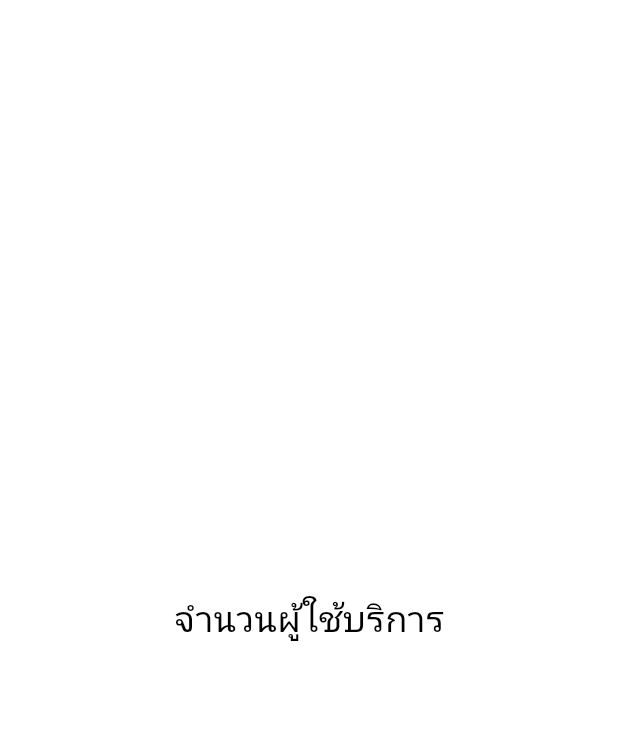
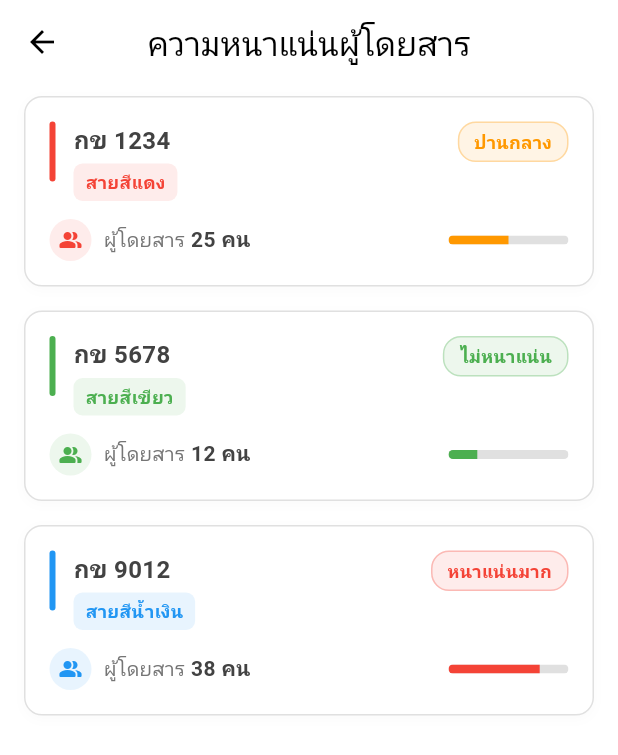
Before and after one commit to ackfort/psu_bus, a Flutter app: the PassengerDensityScreen screen opened directly, on a phone screen of 412 x 824 dp. Shown: the top 755 px of the screen. Run offline on Flutter 3.47's test engine with Material 3 defaults, Android fonts, the light colour scheme and no system bars; our stand-ins replace geolocator, google_maps_flutter.

Commit message:
model + mock_up_database

```diff
--- /dev/null
+++ b/lib/components/bus_density_card.dart
@@ -0,0 +1,180 @@
+import 'package:flutter/material.dart';
+import '../models/bus.dart';
+
+class BusDensityCard extends StatelessWidget {
+  final Bus bus;
+  final bool isSelected;
+  final VoidCallback? onTap;
+
+  const BusDensityCard({
+    super.key,
+    required this.bus,
+    this.isSelected = false,
+    this.onTap,
+  });
+
+  @override
+  Widget build(BuildContext context) {
+    final bool isDarkMode = Theme.of(context).brightness == Brightness.dark;
+    final Color cardColor = isDarkMode ? Colors.grey.shade900 : Colors.white;
+    final Color borderColor = isSelected
+        ? bus.lineColor
+        : isDarkMode ? Colors.grey.shade700 : Colors.grey.shade300;
+    final Color textColor = isDarkMode ? Colors.white : Colors.grey.shade800;
+
+    return Padding(
+      // เพิ่ม Padding รอบการ์ดเพื่อให้ห่างจากขอบ
+      padding: const EdgeInsets.symmetric(horizontal: 16.0, vertical: 8.0),
+      child: GestureDetector(
+        onTap: onTap,
+        child: AnimatedContainer(
+          duration: const Duration(milliseconds: 200),
+          padding: const EdgeInsets.all(16),
+          decoration: BoxDecoration(
+            color: cardColor,
+            borderRadius: BorderRadius.circular(12),
+            border: Border.all(
+              color: borderColor,
+              width: isSelected ? 1.5 : 1,
+            ),
+            boxShadow: [
+              if (!isDarkMode)
+                BoxShadow(
+                  color: Colors.grey.withOpacity(isSelected ? 0.1 : 0.05),
+                  blurRadius: 6,
+                  offset: const Offset(0, 2),
+                ),
+            ],
+          ),
+          child: Column(
+            crossAxisAlignment: CrossAxisAlignment.start,
+            children: [
+              // Header row with bus info
+              Row(
+                crossAxisAlignment: CrossAxisAlignment.start,
+                children: [
+                  // Bus line indicator
+                  Container(
+                    width: 4,
+                    height: 40,
+                    margin: const EdgeInsets.only(right: 12),
+                    decoration: BoxDecoration(
+                      color: bus.lineColor,
+                      borderRadius: BorderRadius.circular(2),
+                    ),
+                  ),
+
+                  // Bus info
+                  Expanded(
+                    child: Column(
+                      crossAxisAlignment: CrossAxisAlignment.start,
+                      children: [
+                        Text(
+                          bus.busName,
+                          style: TextStyle(
+                            fontSize: 16,
+                            fontWeight: FontWeight.bold,
+                            color: textColor,
+                          ),
+                        ),
+                        const SizedBox(height: 4),
+                        Container(
+                          padding: const EdgeInsets.symmetric(horizontal: 8, vertical: 4),
+                          decoration: BoxDecoration(
+                            color: bus.lineColor.withOpacity(0.1),
+                            borderRadius: BorderRadius.circular(6),
+                          ),
+                          child: Text(
+                            bus.lineName,
+                            style: TextStyle(
+                              fontSize: 12,
+                              color: bus.lineColor,
+                              fontWeight: FontWeight.w600,
+                            ),
+                          ),
+                        ),
+                      ],
+                    ),
+                  ),
+
+                  // Status indicator
+                  Container(
+                    padding: const EdgeInsets.symmetric(horizontal: 10, vertical: 4),
+                    decoration: BoxDecoration(
+                      color: bus.statusColor.withOpacity(0.1),
+                      borderRadius: BorderRadius.circular(12),
+                      border: Border.all(
+                        color: bus.statusColor.withOpacity(0.3),
+                        width: 1,
+                      ),
+                    ),
+                    child: Text(
+                      bus.status,
+                      style: TextStyle(
+                        color: bus.statusColor,
+                        fontWeight: FontWeight.w600,
+                        fontSize: 12,
+                      ),
+                    ),
+                  ),
+                ],
+              ),
+
+              const SizedBox(height: 12),
+
+              // Passenger info with visual indicator
+              Row(
+                children: [
+                  Container(
+                    padding: const EdgeInsets.all(6),
+                    decoration: BoxDecoration(
+                      color: bus.lineColor.withOpacity(0.1),
+                      shape: BoxShape.circle,
+                    ),
+                    child: Icon(
+                      Icons.people_alt_rounded,
+                      size: 16,
+                      color: bus.lineColor,
+                    ),
+                  ),
+                  const SizedBox(width: 8),
+                  Text(
+                    'ผู้โดยสาร',
+                    style: TextStyle(
+                      fontSize: 13,
+                      color: Colors.grey.shade600,
+                    ),
+                  ),
+                  const SizedBox(width: 4),
+                  Text(
+                    '${bus.passengerCount} คน',
+                    style: TextStyle(
+                      fontSize: 14,
+                      fontWeight: FontWeight.w600,
+                      color: textColor,
+                    ),
+                  ),
+                  const Spacer(),
+                  // Passenger density indicator
+                  SizedBox(
+                    width: 80,
+                    height: 6,
+                    child: ClipRRect(
+                      borderRadius: BorderRadius.circular(3),
+                      child: LinearProgressIndicator(
+                        value: bus.passengerCount / 50, // Assume max 50 passengers
+                        backgroundColor: Colors.grey.shade300,
+                        color: bus.statusColor,
+                        minHeight: 6,
+                      ),
+                    ),
+                  ),
+                ],
+              ),
+            ],
+          ),
+        ),
+      ),
+    );
+  }
+}
--- /dev/null
+++ b/lib/mock_data/bus_mock_data.dart
@@ -0,0 +1,30 @@
+import '../models/bus.dart';
+
+class BusMockData {
+  static const List<Bus> buses = [
+    Bus(
+      busId: 'bus001',
+      busName: 'กข 1234',
+      latitude: 13.7563,
+      longitude: 100.5018,
+      passengerCount: 25,
+      busLine: 'red',
+    ),
+    Bus(
+      busId: 'bus002',
+      busName: 'กข 5678',
+      latitude: 13.7462,
+      longitude: 100.5341,
+      passengerCount: 12,
+      busLine: 'green',
+    ),
+    Bus(
+      busId: 'bus003',
+      busName: 'กข 9012',
+      latitude: 13.7365,
+      longitude: 100.5601,
+      passengerCount: 38,
+      busLine: 'blue',
+    ),
+  ];
+}
--- /dev/null
+++ b/lib/models/bus.dart
@@ -0,0 +1,71 @@
+import 'package:flutter/material.dart';
+
+class Bus {
+  final String busId;
+  final String busName;
+  final double latitude;
+  final double longitude;
+  final int passengerCount;
+  final String busLine; // 'green', 'red', 'blue'
+
+  const Bus({
+    required this.busId,
+    required this.busName,
+    required this.latitude,
+    required this.longitude,
+    required this.passengerCount,
+    required this.busLine,
+  });
+
+  // ตัวช่วยสำหรับแปลงจาก Firestore
+  factory Bus.fromFirestore(Map<String, dynamic> data) {
+    return Bus(
+      busId: data['bus_id'] ?? '',
+      busName: data['bus_name'] ?? '',
+      latitude: (data['latitude'] as num?)?.toDouble() ?? 0.0,
+      longitude: (data['longitude'] as num?)?.toDouble() ?? 0.0,
+      passengerCount: data['passenger_count'] ?? 0,
+      busLine: data['bus_line'] ?? 'green',
+    );
+  }
+
+  // สีของสายรถตาม busLine
+  Color get lineColor {
+    switch (busLine) {
+      case 'red':
+        return Colors.red;
+      case 'blue':
+        return Colors.blue;
+      case 'green':
+      default:
+        return Colors.green;
+    }
+  }
+
+    // ชื่อสายรถแบบเต็ม
+  String get lineName {
+    switch (busLine) {
+      case 'red':
+        return 'สายสีแดง';
+      case 'blue':
+        return 'สายสีน้ำเงิน';
+      case 'green':
+      default:
+        return 'สายสีเขียว';
+    }
+  }
+
+  // คำนวณสถานะความหนาแน่น
+  String get status {
+    if (passengerCount > 25) return 'หนาแน่นมาก';
+    if (passengerCount > 15) return 'ปานกลาง';
+    return 'ไม่หนาแน่น';
+  }
+
+  // สีสถานะตามจำนวนผู้โดยสาร
+  Color get statusColor {
+    if (passengerCount > 25) return Colors.red;
+    if (passengerCount > 15) return Colors.orange;
+    return Colors.green;
+  }
+}
--- a/lib/screens/passenger_density_screen.dart
+++ b/lib/screens/passenger_density_screen.dart
@@ -1,4 +1,6 @@
 import 'package:flutter/material.dart';
+import '../components/bus_density_card.dart';
+import '../mock_data/bus_mock_data.dart';
 
 class PassengerDensityScreen extends StatelessWidget {
   const PassengerDensityScreen({super.key});
@@ -6,8 +8,14 @@ class PassengerDensityScreen extends StatelessWidget {
   @override
   Widget build(BuildContext context) {
     return Scaffold(
-      body: Center(
-        child: Text('จำนวนผู้ใช้บริการ', style: TextStyle(fontSize: 24)),
+      appBar: AppBar(
+        title: const Text('ความหนาแน่นผู้โดยสาร'),
+      ),
+      body: ListView.builder(
+        itemCount: BusMockData.buses.length,
+        itemBuilder: (context, index) {
+          return BusDensityCard(bus: BusMockData.buses[index]);
+        },
       ),
     );
   }
```
Also changed, not shown: lib/components/app_bar.dart (+38 -6 lines), lib/mock_data/bus_stop_mock_data.dart (added, +30 -0 lines), lib/models/bus_stop.dart (added, +71 -0 lines).
